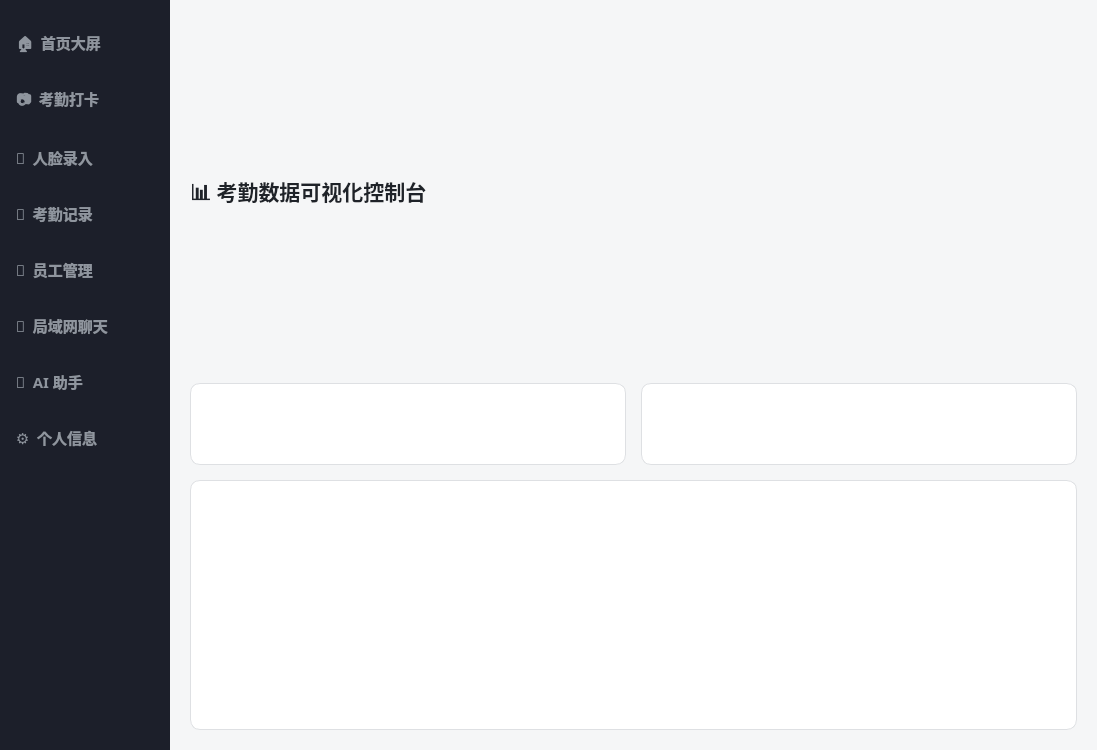
This is AttendanceClient/MainWidget.ui in cai-0312/FaceAttendanceSystem as Qt 5 draws it before an edit. The edited form follows.
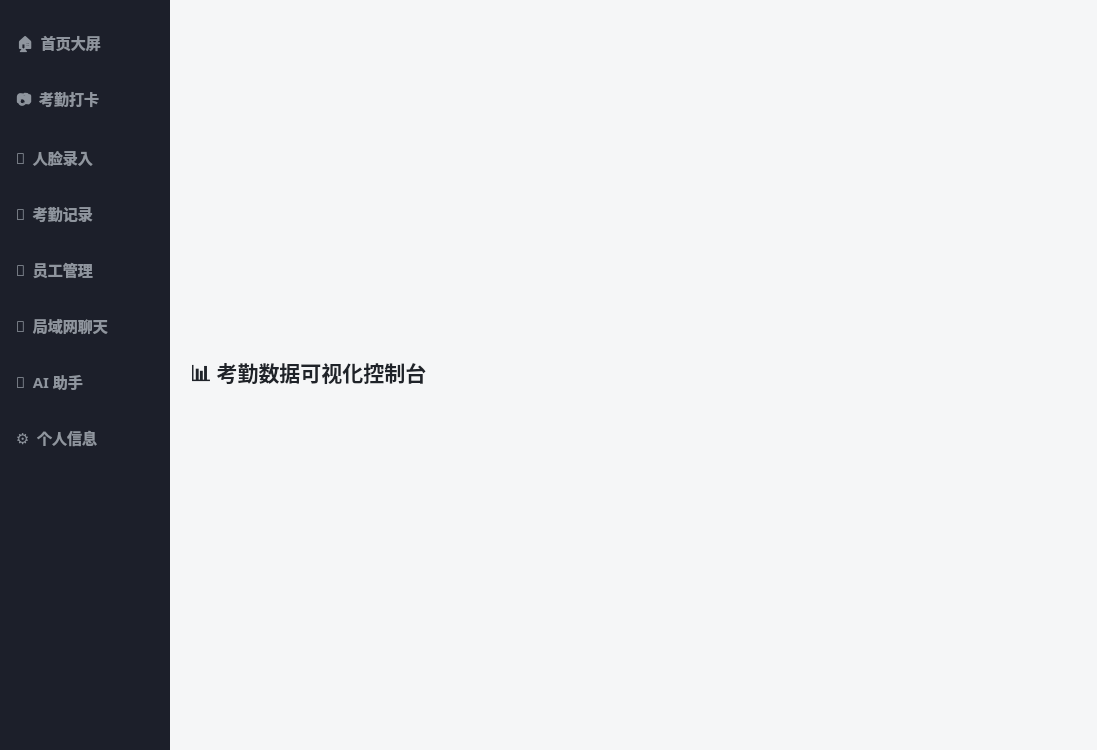
This is the edited form. The open tabs and pages were chosen to show the change.

```diff
--- a/AttendanceClient/MainWidget.ui
+++ b/AttendanceClient/MainWidget.ui
@@ -134,34 +134,13 @@
 										<number>15</number>
 									</property>
 									<item row="0" column="0">
-										<widget class="QWidget" name="widget_PieChart">
-											<property name="styleSheet">
-												<string notr="true">background-color: #FFFFFF; border-radius: 10px; border: 1px solid #DEE0E3;</string>
-											</property>
 											<layout class="QVBoxLayout" name="vL_Pie"/>
-										</widget>
 									</item>
 									<item row="0" column="1">
-										<widget class="QWidget" name="widget_BarChart">
-											<property name="styleSheet">
-												<string notr="true">background-color: #FFFFFF; border-radius: 10px; border: 1px solid #DEE0E3;</string>
-											</property>
 											<layout class="QVBoxLayout" name="vL_Bar"/>
-										</widget>
 									</item>
 									<item row="1" column="0" colspan="2">
-										<widget class="QWidget" name="widget_LineChart">
-											<property name="minimumSize">
-												<size>
-													<width>0</width>
-													<height>250</height>
-												</size>
-											</property>
-											<property name="styleSheet">
-												<string notr="true">background-color: #FFFFFF; border-radius: 10px; border: 1px solid #DEE0E3;</string>
-											</property>
 											<layout class="QVBoxLayout" name="vL_Line"/>
-										</widget>
 									</item>
 								</layout>
 							</item>
```
Left out of the diff: 8 changed lines with no effect on the pictures. Lines whose indentation alone changed are shown as unchanged.
